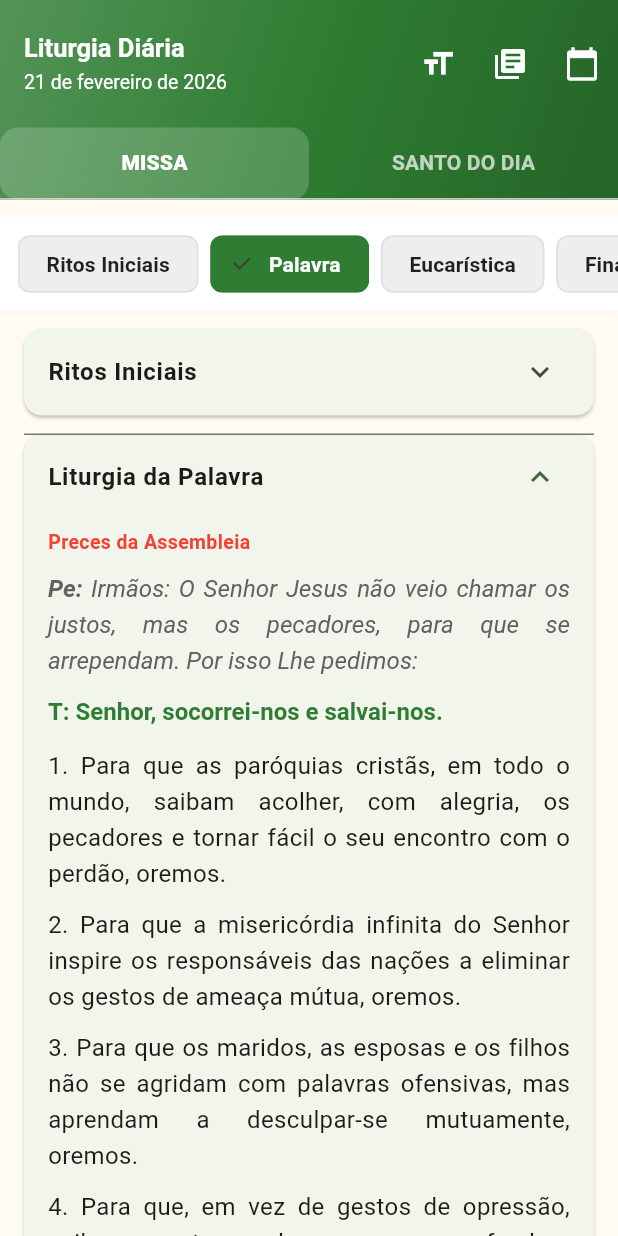
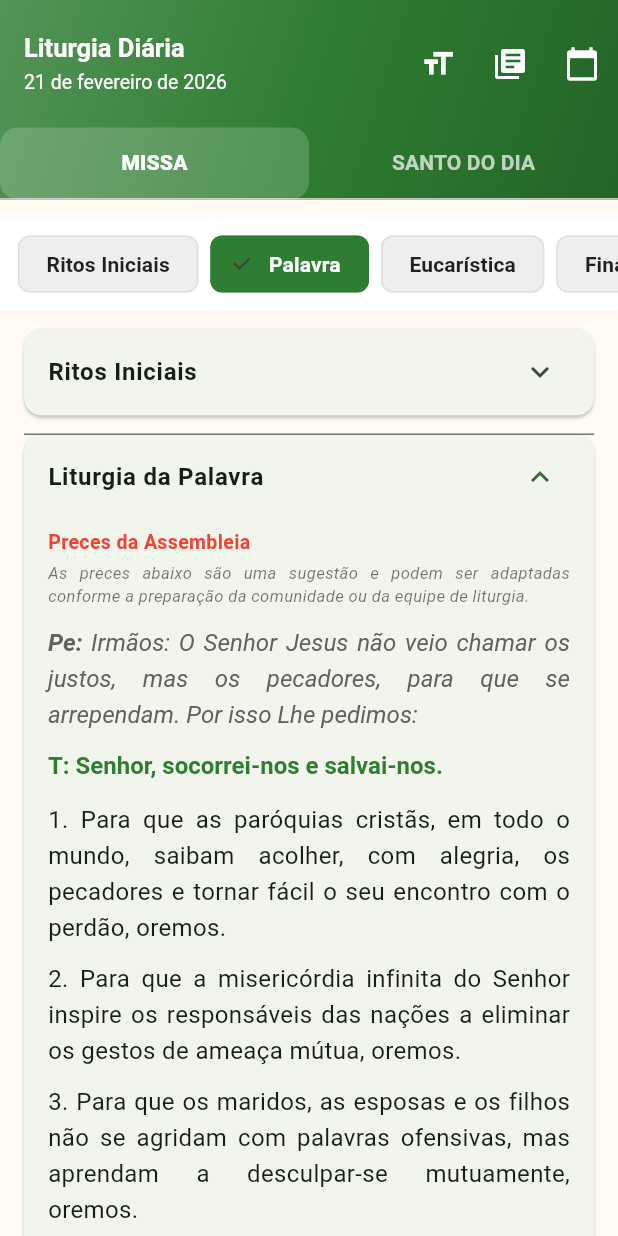
Before and after one commit to carlosoliveira1973/app_liturgia_diaria, a Flutter app: the screen it shows after launch, after a tap on "Palavra", on a phone screen of 412 x 824 dp. Run offline on Flutter 3.47's test engine with Material 3 defaults, Android fonts, the phone set to English and light mode, and no system bars; network calls fail; Roboto replaces fonts that are missing (Georgia).

Commit message:
Ajustes na seção Preces da Assembleia e na tela de abertura

```diff
--- a/lib/main.dart
+++ b/lib/main.dart
@@ -646,6 +646,8 @@ class _HomePageState extends State<HomePage> {
       crossAxisAlignment: CrossAxisAlignment.start,
       children: [
         const SizedBox(height: 6),
+
+        /// ===== TÍTULO =====
         const Align(
           alignment: Alignment.centerLeft,
           child: Text(
@@ -657,16 +659,37 @@ class _HomePageState extends State<HomePage> {
             ),
           ),
         ),
-        const SizedBox(height: 8),
+
+        /// ===== TEXTO INFORMATIVO =====
+        const SizedBox(height: 4),
+
+        if (precesDia != null)
+          const Align(
+            alignment: Alignment.centerLeft,
+            child: Text(
+              "As preces abaixo são uma sugestão e podem ser adaptadas conforme a preparação da comunidade ou da equipe de liturgia.",
+              textAlign: TextAlign.justify,
+              style: TextStyle(
+                fontFamily: 'Georgia',
+                fontSize: 11,
+                fontStyle: FontStyle.italic,
+                color: Colors.black54,
+                height: 1.4,
+              ),
+            ),
+          ),
+
+
+        const SizedBox(height: 10),
 
         if (precesDia == null)
-          Align(
+          const Align(
             alignment: Alignment.centerLeft,
             child: Text(
               "As Preces da Assembleia são preparadas livremente pela comunidade ou equipe de liturgia, conforme a celebração.",
               style: TextStyle(
                 fontFamily: 'Georgia',
-                fontSize: _baseFontSize,
+                fontSize: 13,
                 fontStyle: FontStyle.italic,
                 color: Colors.black54,
                 height: 1.5,
@@ -759,7 +782,7 @@ class _HomePageState extends State<HomePage> {
             const SizedBox(height: 10),
           ],
 
-          /// ===== FALA FINAL DO PADRE + AMÉM (NOVO) =====
+          /// ===== FALA FINAL =====
           if (precesDia.falaFinal.isNotEmpty) ...[
             const SizedBox(height: 12),
 
--- a/lib/screens/dynamic_splash.dart
+++ b/lib/screens/dynamic_splash.dart
@@ -19,7 +19,7 @@ class DynamicSplash extends StatefulWidget {
     required this.next,
     this.onThemeSeed,
     this.logoAsset = 'assets/icon/app_icon_foreground.png',
-    this.title = 'Liturgia Diária Completa',
+    this.title = 'Liturgia Diária — A Missa na palma da sua mão',
   });
 
   @override
@@ -145,10 +145,11 @@ class _DynamicSplashState extends State<DynamicSplash> {
                   const SizedBox(height: 18),
                   Text(
                     widget.title,
+                    textAlign: TextAlign.center,
                     style: TextStyle(
                       color: _fg,
-                      fontSize: 18,
-                      fontWeight: FontWeight.w700,
+                      fontSize: 14,
+                      fontWeight: FontWeight.w500,
                     ),
                   ),
                   const SizedBox(height: 18),
```
